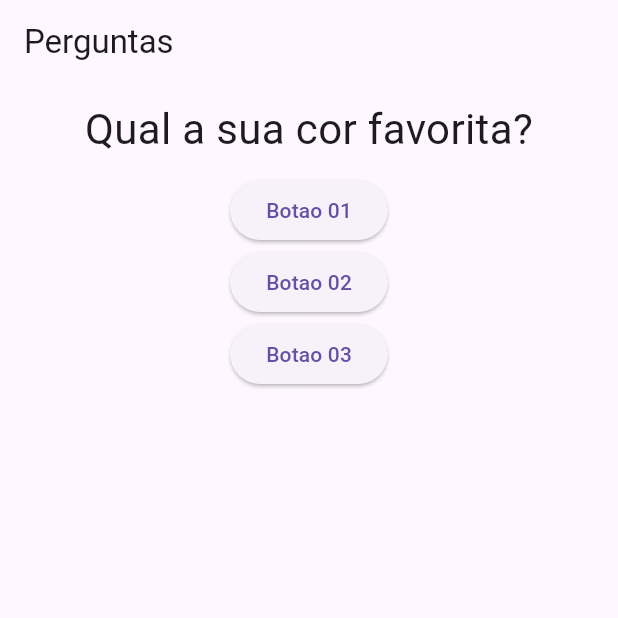
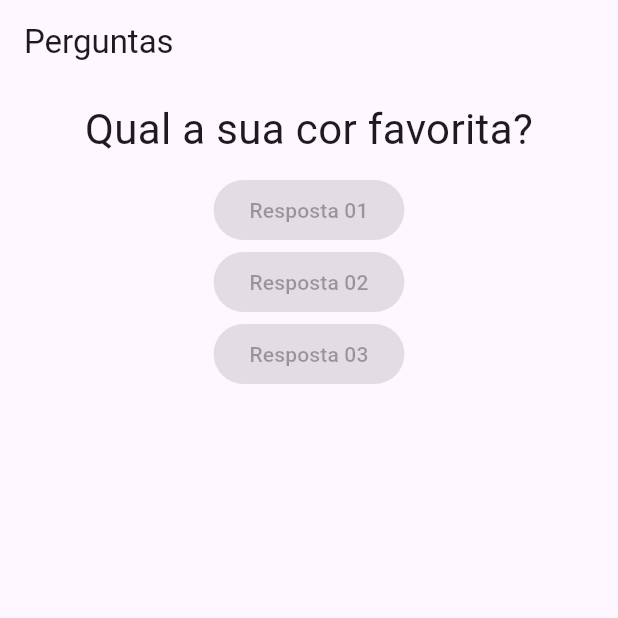
Before and after one commit to DanielSiilva/quiz-in-flutter-app, a Flutter app: the screen it shows after launch, on a phone screen of 412 x 824 dp, the top half of it. Run offline on Flutter 3.47's test engine with Material 3 defaults, Android fonts, the phone set to English and light mode, and no system bars.

Commit message:
feat: componente resposta

```diff
--- a/quiz_app/lib/main.dart
+++ b/quiz_app/lib/main.dart
@@ -1,5 +1,6 @@
 import 'package:flutter/material.dart';
 import './questao.dart';
+import './resposta.dart';
 
 main() => runApp(PerguntaApp());
 
@@ -28,18 +29,9 @@ class _PerguntaAppState extends State<PerguntaApp> {
         body: Column(
           children: <Widget>[
             Questao(perguntas[perguntaSelecinada]),
-            ElevatedButton(
-              child: Text('Botao 01'),
-              onPressed: responder,
-            ),
-            ElevatedButton(
-              child: Text('Botao 02'),
-              onPressed: responder,
-            ),
-            ElevatedButton(
-              child: Text('Botao 03'),
-              onPressed: responder,
-            )
+            Resposta('Resposta 01'),
+            Resposta('Resposta 02'),
+            Resposta('Resposta 03'),
           ],
         ),
       ),
--- /dev/null
+++ b/quiz_app/lib/resposta.dart
@@ -0,0 +1,11 @@
+import 'package:flutter/material.dart';
+
+class Resposta extends StatelessWidget {
+  final String texto;
+  Resposta(this.texto);
+
+  @override
+  Widget build(BuildContext context) {
+    return ElevatedButton(child: Text(texto), onPressed: null);
+  }
+}
```
